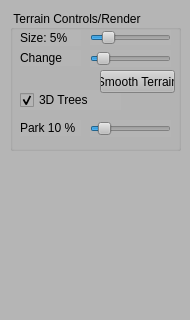
Old version of the form FBCDesigner/ControlWidget.ui in the repository gnishida/FBCDesigner; both pictures show x 0 to 190 and y 0 to 320 of the 190 by 795 pixel window.
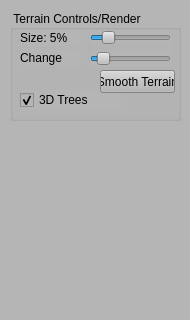
New version of the form.

Commit message:
Use park_percentage in placeType.
- remove "2d_parkPer" in global variables.

```diff
--- a/FBCDesigner/ControlWidget.ui
+++ b/FBCDesigner/ControlWidget.ui
@@ -26,7 +26,7 @@
       <x>10</x>
       <y>10</y>
       <width>171</width>
-      <height>141</height>
+      <height>111</height>
      </rect>
     </property>
     <property name="title">
@@ -111,41 +111,6 @@
       <enum>Qt::Horizontal</enum>
      </property>
     </widget>
-    <widget class="QLabel" name="render_2DparksLabel">
-     <property name="geometry">
-      <rect>
-       <x>10</x>
-       <y>110</y>
-       <width>61</width>
-       <height>16</height>
-      </rect>
-     </property>
-     <property name="text">
-      <string>Park 10 %</string>
-     </property>
-    </widget>
-    <widget class="QSlider" name="render_2DparksSlider">
-     <property name="geometry">
-      <rect>
-       <x>80</x>
-       <y>110</y>
-       <width>81</width>
-       <height>17</height>
-      </rect>
-     </property>
-     <property name="maximumSize">
-      <size>
-       <width>16777215</width>
-       <height>17</height>
-      </size>
-     </property>
-     <property name="value">
-      <number>10</number>
-     </property>
-     <property name="orientation">
-      <enum>Qt::Horizontal</enum>
-     </property>
-    </widget>
     <widget class="QCheckBox" name="render_3DtreesCheckBox">
      <property name="geometry">
       <rect>
```
Left out of the diff: 1 changed line with no effect on the pictures. The commit also changes 7 other files.
